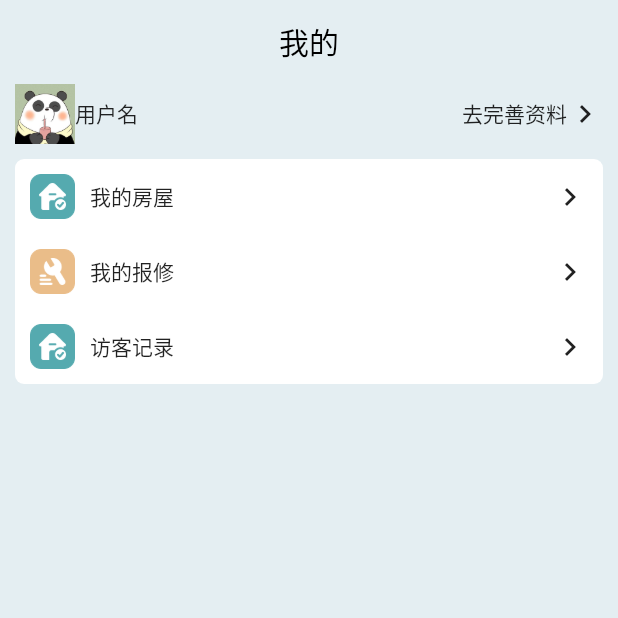
After one commit to Yunyu-lin/flutter_community, a Flutter app: the screen it shows after launch, on a phone screen of 412 x 824 dp, the top half of it. The commit adds this screen. Run offline on Flutter 3.47's test engine with Material 2 defaults, Android fonts, the phone set to English and light mode, and no system bars.

Commit message:
添加我的页面

```diff
--- a/lib/main.dart
+++ b/lib/main.dart
@@ -1,4 +1,5 @@
 import 'package:community_app/page/home/index.dart';
+import 'package:community_app/page/mine/index.dart';
 import 'package:flutter/material.dart';
 
 void main() {
@@ -12,7 +13,7 @@ class MyApp extends StatelessWidget {
   @override
   Widget build(BuildContext context) {
     return MaterialApp(
-      home: HomePage(),
+      home: MinePage(),
     );
   }
 }
--- /dev/null
+++ b/lib/page/mine/components/UserAvatar.dart
@@ -0,0 +1,34 @@
+import 'package:flutter/material.dart';
+
+class UserAvatar extends StatefulWidget {
+  const UserAvatar({super.key});
+
+  @override
+  State<UserAvatar> createState() => _UserAvatarState();
+}
+
+class _UserAvatarState extends State<UserAvatar> {
+  @override
+  Widget build(BuildContext context) {
+    return Container(
+      child: Row(
+        mainAxisAlignment: MainAxisAlignment.spaceBetween,
+        children: [
+          Row(
+            children: [
+              Image.asset(
+                'assets/images/avatar_1.jpg',
+                width: 40,
+                height: 40,
+              ),
+              Text('用户名'),
+            ],
+          ),
+          Row(
+            children: [Text('去完善资料'), Icon(Icons.keyboard_arrow_right)],
+          )
+        ],
+      ),
+    );
+  }
+}
--- /dev/null
+++ b/lib/page/mine/index.dart
@@ -0,0 +1,84 @@
+import 'package:community_app/page/mine/components/UserAvatar.dart';
+import 'package:flutter/material.dart';
+
+class MinePage extends StatefulWidget {
+  MinePage({super.key});
+
+  @override
+  State<MinePage> createState() => _MinePageState();
+}
+
+class _MinePageState extends State<MinePage> {
+  final List setList = [
+    {
+      'icon': 'assets/images/house_profile_icon@2x.png',
+      'title': '我的房屋',
+    },
+    {
+      'icon': 'assets/images/repair_profile_icon@2x.png',
+      'title': '我的报修',
+    },
+    {
+      'icon': 'assets/images/house_profile_icon@2x.png',
+      'title': '访客记录',
+    }
+  ];
+
+  @override
+  Widget build(BuildContext context) {
+    return Scaffold(
+      backgroundColor: const Color.fromARGB(40, 85, 145, 175),
+      appBar: AppBar(
+        title: Text(
+          '我的',
+          style: TextStyle(color: Colors.black),
+        ),
+        backgroundColor: Colors.transparent,
+        elevation: 0,
+        centerTitle: true,
+      ),
+      body: Container(
+        padding: EdgeInsets.only(left: 10, right: 10),
+        child: Column(
+          children: [
+            //头像资料
+            UserAvatar(),
+            SizedBox(
+              height: 10,
+            ),
+            Container(
+              decoration: BoxDecoration(
+                  borderRadius: BorderRadius.circular(6), color: Colors.white),
+              child: Column(
+                children: setList.map((item) {
+                  return Container(
+                    margin: EdgeInsets.all(10),
+                    child: Row(
+                      mainAxisAlignment: MainAxisAlignment.spaceBetween,
+                      children: [
+                        Row(
+                          children: [
+                            Image.asset(
+                              item['icon'],
+                              width: 30,
+                              height: 30,
+                            ),
+                            SizedBox(
+                              width: 10,
+                            ),
+                            Text(item['title']),
+                          ],
+                        ),
+                        Icon(Icons.keyboard_arrow_right)
+                      ],
+                    ),
+                  );
+                }).toList(),
+              ),
+            )
+          ],
+        ),
+      ),
+    );
+  }
+}
```
